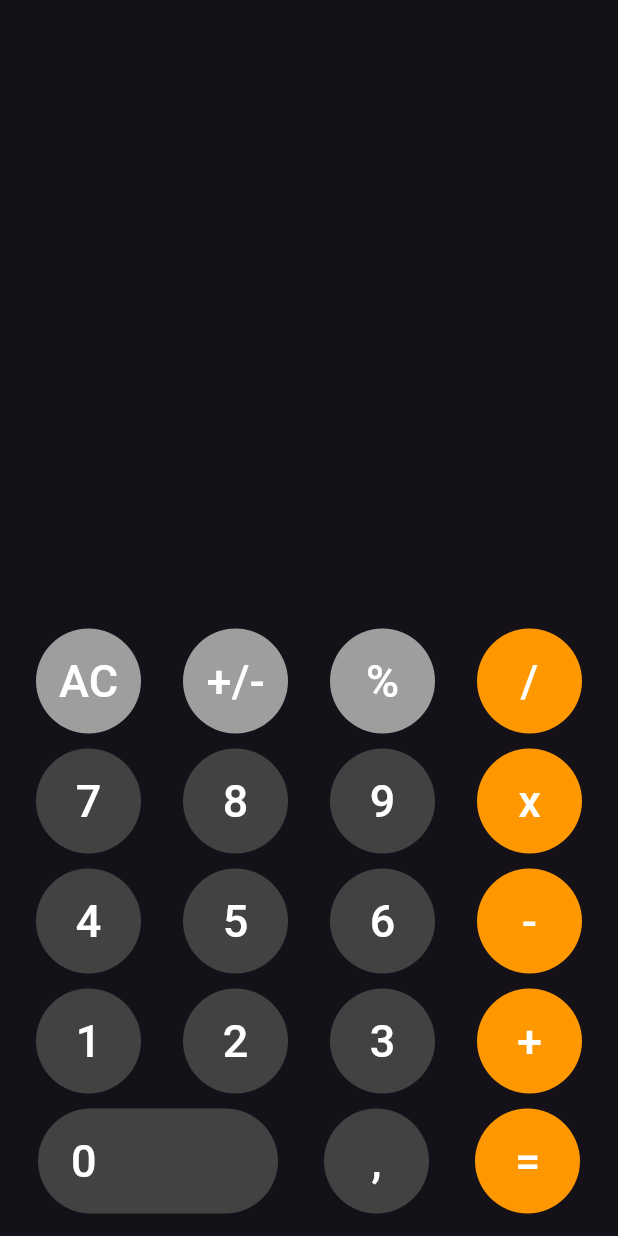
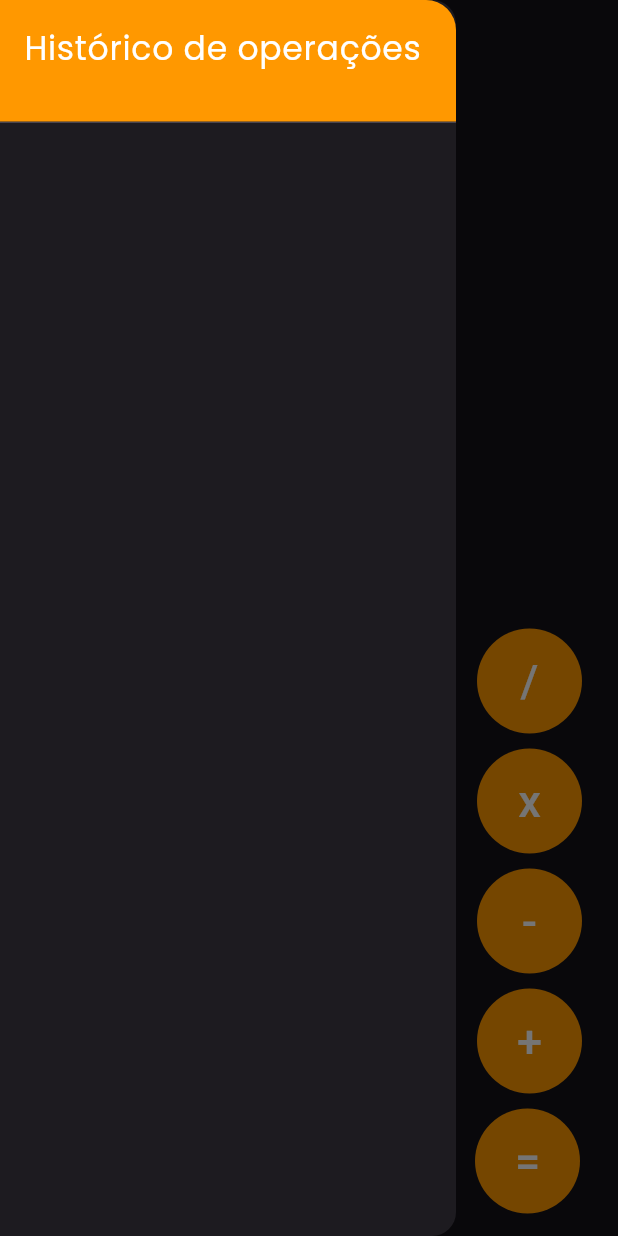
Before and after one commit to igorjosecm/calculator-flutter, a Flutter app: the screen it shows after launch, with the side drawer open (before the commit the screen has no drawer), on a phone screen of 412 x 824 dp. Run offline on Flutter 3.47's test engine with Material 3 defaults, Android fonts, the phone set to English and light mode, and no system bars; our stand-ins replace google_fonts.

Commit message:
added operations history and solved some issues

```diff
--- a/lib/main.dart
+++ b/lib/main.dart
@@ -1,4 +1,6 @@
 import 'package:flutter/material.dart';
+import 'package:google_fonts/google_fonts.dart';
+import 'util/buttons.dart';
 
 void main() {
   runApp(const MyApp());
@@ -19,7 +21,7 @@ class MyApp extends StatelessWidget {
       themeMode: ThemeMode.dark,
       darkTheme:
           ThemeData(brightness: Brightness.dark, primarySwatch: Colors.grey),
-      home: const MyHomePage(title: 'Flutter Demo Home Page'),
+      home: const MyHomePage(title: 'Calculator Home Page'),
     );
   }
 }
@@ -35,11 +37,14 @@ class MyHomePage extends StatefulWidget {
 
 class _MyHomePageState extends State<MyHomePage> {
   String _counter = '';
+  String _newCounter = '';
   double firstCounter = 0.0;
   String operation = '';
   String _operationDisplay = '';
   final List<String> _operationsHistory = [];
+  final List<String> _operationsHistoryDisplay = [];
   final ScrollController _scrollController = ScrollController();
+  final GlobalKey<ScaffoldState> _scaffoldKey = GlobalKey<ScaffoldState>();
 
   void _incrementCounter(String key) {
     switch (key) {
@@ -125,7 +130,6 @@ class _MyHomePageState extends State<MyHomePage> {
             _counter = _counter.substring(0, _counter.length - 1);
           }
         });
-        break;
       case '=':
         if (_counter == '') {
           return;
@@ -145,15 +149,27 @@ class _MyHomePageState extends State<MyHomePage> {
         if (operation == '+') {
           result = firstCounter + (double.parse(_counter));
           result = double.parse(result.toStringAsFixed(2));
+          setState(() {
+            _newCounter = _counter;
+          });
         } else if (operation == '-') {
           result = firstCounter - double.parse(_counter);
           result = double.parse(result.toStringAsFixed(2));
+          setState(() {
+            _newCounter = _counter;
+          });
         } else if (operation == 'x') {
           result = firstCounter * double.parse(_counter);
           result = double.parse(result.toStringAsFixed(2));
+          setState(() {
+            _newCounter = _counter;
+          });
         } else if (operation == '/') {
           result = firstCounter / double.parse(_counter);
           result = double.parse(result.toStringAsFixed(2));
+          setState(() {
+            _newCounter = _counter;
+          });
         }
 
         String resultString = result.toString();
@@ -214,6 +230,24 @@ class _MyHomePageState extends State<MyHomePage> {
         _operationDisplay = '$firstCounter $operation';
       });
     }
+
+    if (key == '=') {
+      setState(() {
+        int newFirstCounter = 0;
+        if (firstCounter == firstCounter.toInt()) {
+          newFirstCounter = firstCounter.toInt();
+          _operationsHistoryDisplay
+              .add('$newFirstCounter $operation $_newCounter = $_counter');
+        } else {
+          _operationsHistoryDisplay
+              .add('$firstCounter $operation $_newCounter = $_counter');
+        }
+      });
+    }
+  }
+
+  void closeDrawer(BuildContext context) {
+    Navigator.of(context).pop();
   }
 
   @override
@@ -221,12 +255,65 @@ class _MyHomePageState extends State<MyHomePage> {
     const double buttonSize = 70;
 
     return Scaffold(
+      key: _scaffoldKey,
+      drawer: Drawer(
+        child: Column(
+          crossAxisAlignment: CrossAxisAlignment.stretch,
+          children: [
+            SizedBox(
+              height: 90,
+              child: DrawerHeader(
+                decoration: const BoxDecoration(
+                  borderRadius: BorderRadius.only(
+                    topRight: Radius.circular(20),
+                  ),
+                  color: Colors.orange,
+                ),
+                child: Text(
+                  'Histórico de operações',
+                  style: GoogleFonts.poppins(
+                    fontSize: 22,
+                    color: Colors.white,
+                  ),
+                ),
+              ),
+            ),
+            Expanded(
+              child: ListView.builder(
+                padding: EdgeInsets.zero,
+                shrinkWrap: true,
+                itemCount: _operationsHistoryDisplay.length,
+                itemBuilder: (context, index) {
+                  return ListTile(
+                    title: Text(_operationsHistoryDisplay[index]),
+                    onTap: () {
+                      setState(() {
+                        _counter = _operationsHistoryDisplay[index]
+                            .split('=')[1]
+                            .trim();
+                        _operationDisplay = _operationsHistoryDisplay[index]
+                            .split('=')[0]
+                            .trim();
+                      });
+                      closeDrawer(context);
+                    },
+                  );
+                },
+              ),
+            ),
+          ],
+        ),
+      ),
       body: Container(
         margin: const EdgeInsets.all(10),
         child: Column(
           mainAxisAlignment: MainAxisAlignment.end,
           children: [
             Expanded(
+              child: GestureDetector(
+                onTap: () {
+                  _scaffoldKey.currentState?.openDrawer();
+                },
                 child: ListView.builder(
                   controller: _scrollController,
                   itemCount: _operationsHistory.length,
@@ -235,7 +322,9 @@ class _MyHomePageState extends State<MyHomePage> {
                       title: Text(_operationsHistory[index]),
                     );
                   },
-            )),
+                ),
+              ),
+            ),
             Row(
               mainAxisAlignment: MainAxisAlignment.end,
               children: [
@@ -304,7 +393,7 @@ class _MyHomePageState extends State<MyHomePage> {
             ),
             Row(
               mainAxisAlignment: MainAxisAlignment.spaceAround,
-              children: [
+              children: <Widget>[
                 CustomButton(
                   buttonSize: buttonSize,
                   text: '7',
@@ -431,101 +520,3 @@ class _MyHomePageState extends State<MyHomePage> {
     );
   }
 }
-
-class DoubleButton extends StatelessWidget {
-  final String number;
-  final double buttonSize;
-  final Function() fun;
-
-  const DoubleButton({
-    required this.number,
-    required this.buttonSize,
-    required this.fun,
-    Key? key,
-  }) : super(key: key);
-
-  @override
-  Widget build(BuildContext context) {
-    return Container(
-      width: (buttonSize * 2) + 20,
-      height: buttonSize,
-      margin: const EdgeInsets.all(5),
-      child: TextButton(
-        style: ButtonStyle(
-          backgroundColor: MaterialStateColor.resolveWith(
-            (states) => Colors.grey[800] as Color,
-          ),
-          overlayColor: MaterialStateProperty.resolveWith<Color?>(
-            (Set<MaterialState> states) {
-              if (states.contains(MaterialState.pressed)) {
-                return const Color.fromARGB(90, 255, 255, 255);
-              }
-              return null;
-            },
-          ),
-        ),
-        onPressed: fun,
-        child: Align(
-          alignment: Alignment.centerLeft,
-          child: Padding(
-            padding: const EdgeInsets.only(left: 10),
-            child: Text(
-              number,
-              style: const TextStyle(
-                fontSize: 30,
-                color: Colors.white,
-              ),
-            ),
-          ),
-        ),
-      ),
-    );
-  }
-}
-
-class CustomButton extends StatelessWidget {
-  final String text;
-  final Function() onPressed;
-  final Color color;
-  final Color? overlayColor;
-  final double buttonSize;
-
-  const CustomButton({
-    required this.text,
-    required this.onPressed,
-    required this.color,
-    this.overlayColor,
-    required this.buttonSize,
-    Key? key,
-  }) : super(key: key);
-
-  @override
-  Widget build(BuildContext context) {
-    return Container(
-      width: buttonSize,
-      height: buttonSize,
-      margin: const EdgeInsets.all(5),
-      child: TextButton(
-        style: ButtonStyle(
-          backgroundColor: MaterialStateColor.resolveWith((states) => color),
-          overlayColor: MaterialStateProperty.resolveWith<Color?>(
-            (Set<MaterialState> states) {
-              if (states.contains(MaterialState.pressed)) {
-                return overlayColor;
-              }
-              return null;
-            },
-          ),
-        ),
-        onPressed: onPressed,
-        child: Text(
-          text,
-          style: const TextStyle(
-            fontSize: 30,
-            color: Colors.white,
-          ),
-        ),
-      ),
-    );
-  }
-}
--- /dev/null
+++ b/lib/util/buttons.dart
@@ -0,0 +1,101 @@
+import 'package:flutter/material.dart';
+
+class CustomButton extends StatelessWidget {
+  final String text;
+  final VoidCallback onPressed;
+  final Color color;
+  final Color? overlayColor;
+  final double buttonSize;
+
+  const CustomButton({
+    required this.text,
+    required this.onPressed,
+    required this.color,
+    this.overlayColor,
+    required this.buttonSize,
+    super.key,
+  });
+
+  @override
+  Widget build(BuildContext context) {
+    return Container(
+      width: buttonSize,
+      height: buttonSize,
+      margin: const EdgeInsets.all(5),
+      child: TextButton(
+        style: ButtonStyle(
+          backgroundColor: MaterialStateProperty.resolveWith<Color>(
+            (states) => color,
+          ),
+          overlayColor: MaterialStateProperty.resolveWith<Color?>(
+            (states) {
+              if (states.contains(MaterialState.pressed)) {
+                return overlayColor;
+              }
+              return null;
+            },
+          ),
+        ),
+        onPressed: onPressed,
+        child: Text(
+          text,
+          style: const TextStyle(
+            fontSize: 30,
+            color: Colors.white,
+          ),
+        ),
+      ),
+    );
+  }
+}
+
+class DoubleButton extends StatelessWidget {
+  final String number;
+  final double buttonSize;
+  final Function() fun;
+
+  const DoubleButton({
+    required this.number,
+    required this.buttonSize,
+    required this.fun,
+    super.key,
+  });
+
+  @override
+  Widget build(BuildContext context) {
+    return Container(
+      width: (buttonSize * 2) + 20,
+      height: buttonSize,
+      margin: const EdgeInsets.all(5),
+      child: TextButton(
+        style: ButtonStyle(
+          backgroundColor: MaterialStateColor.resolveWith(
+            (states) => Colors.grey[800] as Color,
+          ),
+          overlayColor: MaterialStateProperty.resolveWith<Color?>(
+            (Set<MaterialState> states) {
+              if (states.contains(MaterialState.pressed)) {
+                return const Color.fromARGB(90, 255, 255, 255);
+              }
+              return null;
+            },
+          ),
+        ),
+        onPressed: fun,
+        child: Align(
+          alignment: Alignment.centerLeft,
+          child: Padding(
+            padding: const EdgeInsets.only(left: 10),
+            child: Text(
+              number,
+              style: const TextStyle(
+                fontSize: 30,
+                color: Colors.white,
+              ),
+            ),
+          ),
+        ),
+      ),
+    );
+  }
+}
--- a/pubspec.yaml
+++ b/pubspec.yaml
@@ -35,6 +35,7 @@ dependencies:
   # The following adds the Cupertino Icons font to your application.
   # Use with the CupertinoIcons class for iOS style icons.
   cupertino_icons: ^1.0.2
+  google_fonts: ^6.1.0
 
 dev_dependencies:
   flutter_test:
@@ -45,7 +46,7 @@ dev_dependencies:
   # activated in the `analysis_options.yaml` file located at the root of your
   # package. See that file for information about deactivating specific lint
   # rules and activating additional ones.
-  flutter_lints: ^2.0.0
+  flutter_lints: ^3.0.1
 
 # For information on the generic Dart part of this file, see the
 # following page: https://dart.dev/tools/pub/pubspec
```
Also changed, not shown: pubspec.lock, 1 other file. Lines whose indentation alone changed are shown as unchanged.
